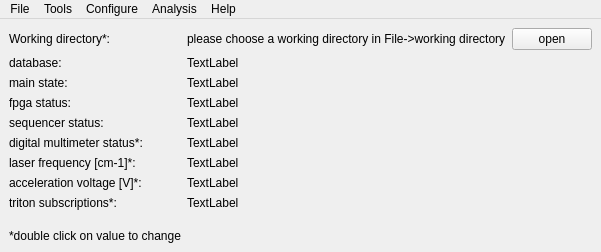
The window that Tilda/Interface/MainUi/Ui_Main.ui (lasersphere/Tilda) describes before a commit, drawn with Qt 5.
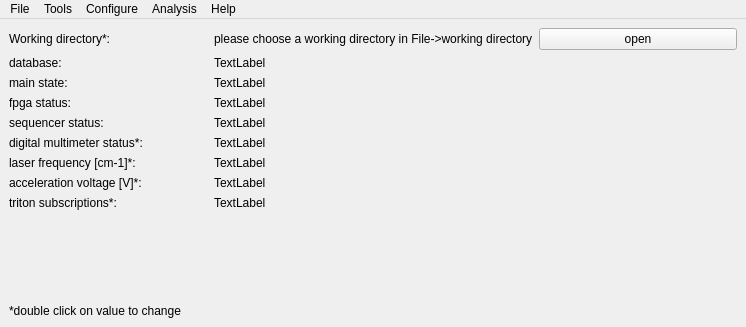
The same window after the commit. Icons and pictures are not drawn.

What changed in the file:
```diff
--- a/Tilda/Interface/MainUi/Ui_Main.ui
+++ b/Tilda/Interface/MainUi/Ui_Main.ui
@@ -6,8 +6,8 @@
    <rect>
     <x>0</x>
     <y>0</y>
-    <width>548</width>
-    <height>252</height>
+    <width>746</width>
+    <height>327</height>
    </rect>
   </property>
   <property name="windowTitle">
@@ -189,8 +189,8 @@
     <rect>
      <x>0</x>
      <y>0</y>
-     <width>548</width>
-     <height>21</height>
+     <width>746</width>
+     <height>26</height>
     </rect>
    </property>
    <widget class="QMenu" name="menuTilda_MainWindow">
```
Left out of the diff: 6 changed lines with no effect on the pictures.
